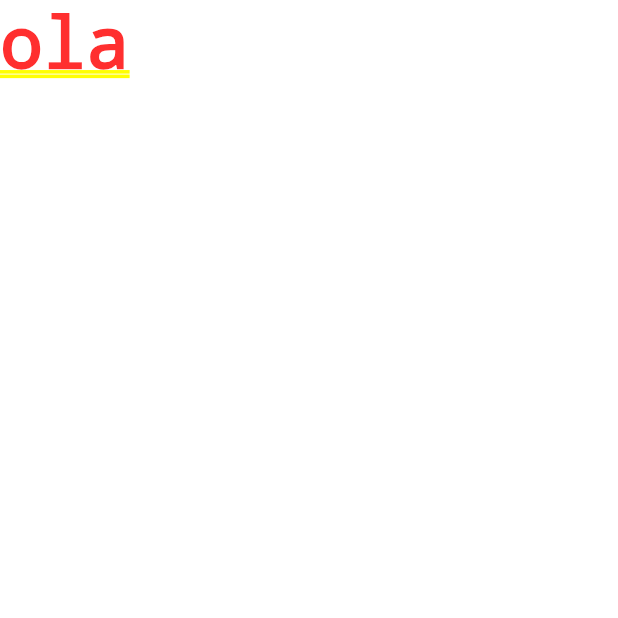
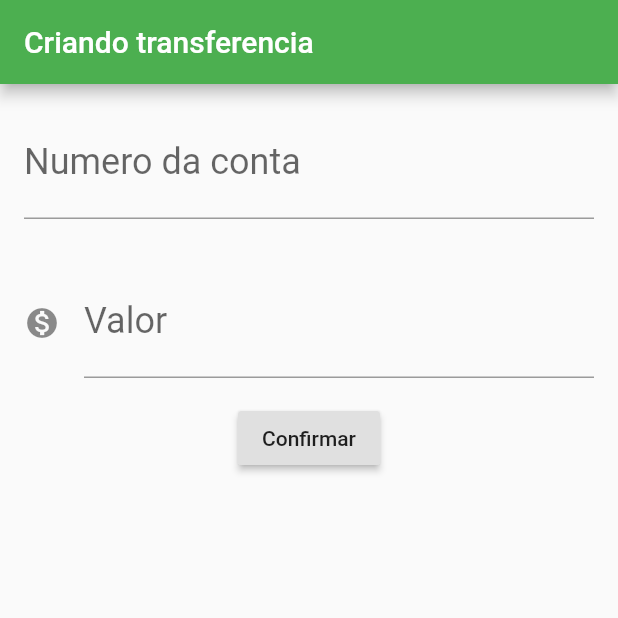
Before and after one commit to vitor-risso/bytebank-flutter, a Flutter app: the screen it shows after launch, on a phone screen of 412 x 824 dp, the top half of it. Run offline on Flutter 3.47's test engine with Material 2 defaults, Android fonts, the phone set to English and light mode, and no system bars.

Commit message:
[CLASS] creating classes to let the app readable

```diff
--- a/lib/main.dart
+++ b/lib/main.dart
@@ -1,3 +1,4 @@
+import 'package:flutter/cupertino.dart';
 import 'package:flutter/material.dart';
 
 void main() {
@@ -11,18 +12,103 @@ class MyApp extends StatelessWidget {
     return MaterialApp(
       title: 'Flutter Demo',
       theme: ThemeData(
-        // This is the theme of your application.
-        //
-        // Try running your application with "flutter run". You'll see the
-        // application has a blue toolbar. Then, without quitting the app, try
-        // changing the primarySwatch below to Colors.green and then invoke
-        // "hot reload" (press "r" in the console where you ran "flutter run",
-        // or simply save your changes to "hot reload" in a Flutter IDE).
-        // Notice that the counter didn't reset back to zero; the application
-        // is not restarted.
-        primarySwatch: Colors.blue,
+        primarySwatch: Colors.green,
       ),
-      home: Text("ola"),
+      home: TransferForms(),
     );
   }
 }
+
+class TransferForms extends StatelessWidget {
+  final TextEditingController _value = TextEditingController();
+  final TextEditingController _accountNumber = TextEditingController();
+
+  @override
+  Widget build(BuildContext context) {
+    return Scaffold(
+      appBar: AppBar(
+        title: Text("Criando transferencia"),
+      ),
+      body: Column(
+        children: [
+          Padding(
+            padding: const EdgeInsets.all(16.0),
+            child: TextField(
+              controller: _accountNumber,
+              style: TextStyle(
+                fontSize: 24,
+              ),
+              decoration: InputDecoration(
+                  labelText: "Numero da conta", hintText: "0000"),
+              keyboardType: TextInputType.number,
+            ),
+          ),
+          Padding(
+            padding: const EdgeInsets.all(16.0),
+            child: TextField(
+              controller: _value,
+              style: TextStyle(
+                fontSize: 24,
+              ),
+              decoration: InputDecoration(
+                  icon: Icon(Icons.monetization_on),
+                  labelText: "Valor",
+                  hintText: "00.00"),
+              keyboardType: TextInputType.number,
+            ),
+          ),
+          RaisedButton(
+            onPressed: () {
+              final double value = double.tryParse(_value.text);
+              final int accountNUmber = int.tryParse(_accountNumber.text);
+
+              if (vlaue != null && accountNUmber != null) {
+                Transfer(value., accountNUmber)
+              }
+            },
+            child: Text("Confirmar"),
+          )
+        ],
+      ),
+    );
+  }
+}
+
+class Home extends StatelessWidget {
+  @override
+  Widget build(BuildContext context) {
+    return Scaffold(
+      body: Column(
+        children: [TransferItem(Transfer(1.23, 32123))],
+      ),
+      appBar: AppBar(title: Text("Tranferencias")),
+      floatingActionButton: FloatingActionButton(
+        child: Icon(Icons.add),
+      ),
+    );
+  }
+}
+
+class TransferItem extends StatelessWidget {
+  final Transfer _transfer;
+
+  TransferItem(this._transfer);
+
+  @override
+  Widget build(BuildContext context) {
+    return Card(
+      child: ListTile(
+        leading: Icon(Icons.monetization_on),
+        title: Text(_transfer.value.toString()),
+        subtitle: Text(_transfer.accountNumber.toString()),
+      ),
+    );
+  }
+}
+
+class Transfer {
+  final double value;
+  final int accountNumber;
+
+  Transfer(this.value, this.accountNumber);
+}
```
